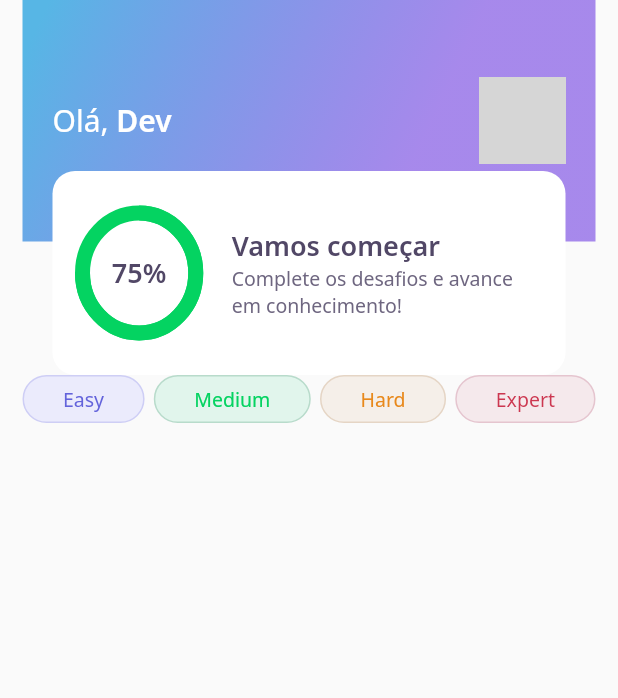
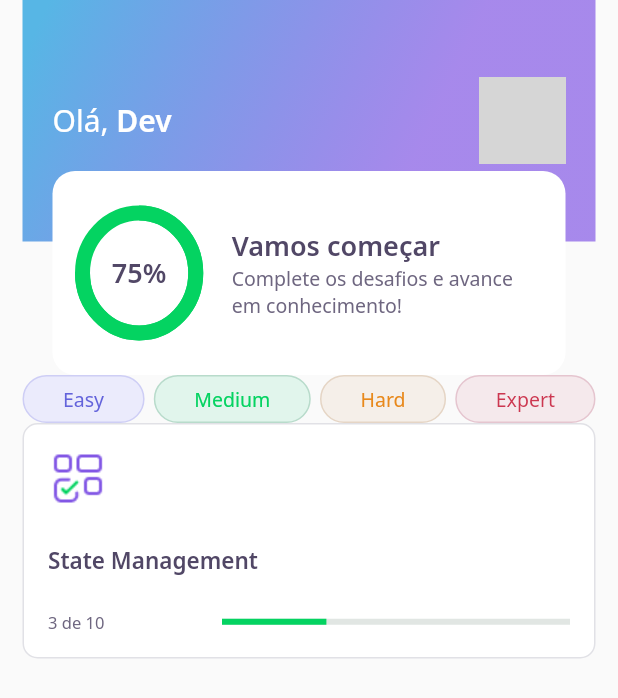
Before and after one commit to glgomess/flutter-quiz, a Flutter app: the screen it shows after launch, on a phone screen of 412 x 824 dp. Shown: the top 698 px of the screen. Run offline on Flutter 3.47's test engine with Material 2 defaults, Android fonts, the phone set to English and light mode, and no system bars; our stand-ins replace google_fonts; network calls fail; grey boxes are pictures that could not be loaded.

Commit message:
FEAT: Quiz Card widget

```diff
--- a/lib/core/home/home.page.dart
+++ b/lib/core/home/home.page.dart
@@ -1,4 +1,5 @@
 import 'package:DevQuiz/core/home/widgets/level-button/levelbutton.widget.dart';
+import 'package:DevQuiz/core/home/widgets/quiz-card/quizcard.widget.dart';
 import 'package:flutter/material.dart';
 import './widgets/appbar/appbar.widget.dart';
 
@@ -16,7 +17,9 @@ class _HomePageState extends State<HomePage> {
       appBar: AppBarWidget(),
       body: Padding(
         padding: const EdgeInsets.symmetric(horizontal: 15),
-        child: Row(
+        child: Column(
+          children: [
+            Row(
               mainAxisAlignment: MainAxisAlignment.spaceBetween,
               children: [
                 LevelButton(
@@ -33,6 +36,9 @@ class _HomePageState extends State<HomePage> {
                 ),
               ],
             ),
+            QuizCard()
+          ],
+        ),
       ),
     );
   }
--- /dev/null
+++ b/lib/core/home/widgets/quiz-card/quizcard.widget.dart
@@ -0,0 +1,56 @@
+import 'package:DevQuiz/core/app_colors.dart';
+import 'package:DevQuiz/core/app_images.dart';
+import 'package:DevQuiz/core/app_text_styles.dart';
+import 'package:flutter/material.dart';
+
+class QuizCard extends StatelessWidget {
+  @override
+  Widget build(BuildContext context) {
+    return Container(
+      decoration: BoxDecoration(
+          border: Border.fromBorderSide(BorderSide(color: AppColors.border)),
+          color: AppColors.white,
+          borderRadius: BorderRadius.circular(10)),
+      child: Padding(
+        padding: const EdgeInsets.all(16),
+        child: Column(
+          crossAxisAlignment: CrossAxisAlignment.start,
+          children: [
+            Container(
+              height: 40,
+              width: 40,
+              color: AppColors.white,
+              child: Image.asset(AppImages.blocks),
+            ),
+            SizedBox(height: 24),
+            Text(
+              "State Management",
+              style: AppTextStyles.heading15,
+            ),
+            SizedBox(height: 24),
+            Row(
+              children: [
+                Expanded(
+                  flex: 1,
+                  child: Text(
+                    '3 de 10',
+                    style: AppTextStyles.body11,
+                  ),
+                ),
+                Expanded(
+                  flex: 2,
+                  child: LinearProgressIndicator(
+                    value: 0.3,
+                    backgroundColor: AppColors.chartSecondary,
+                    valueColor:
+                        AlwaysStoppedAnimation<Color>(AppColors.chartPrimary),
+                  ),
+                )
+              ],
+            )
+          ],
+        ),
+      ),
+    );
+  }
+}
```
Lines whose indentation alone changed are shown as unchanged.
